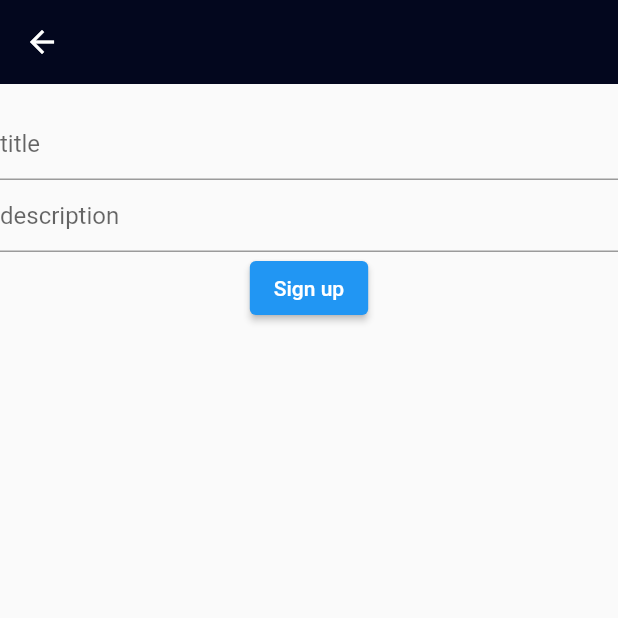
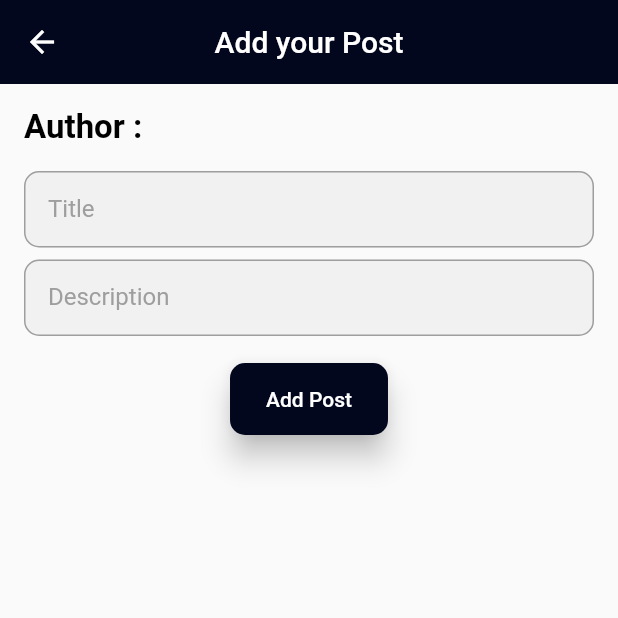
Before and after one commit to vansh132/technozia, a Flutter app: the AddPostScreen screen opened by its route, on a phone screen of 412 x 824 dp, the top half of it. Run offline on Flutter 3.47's test engine with Material 2 defaults, Android fonts, the light colour scheme and no system bars; our stand-ins replace carousel_slider, dotted_border, file_picker, shared_preferences; missing offline and left inert: cloudinary_public; accounts and stored records are empty.

Commit message:
add post ui finished

```diff
--- a/lib/screens/admin-screens/posts/add_post_screen.dart
+++ b/lib/screens/admin-screens/posts/add_post_screen.dart
@@ -1,5 +1,6 @@
 import 'package:flutter/material.dart';
 import 'package:provider/provider.dart';
+import 'package:technozia/constants/global_variables.dart';
 import 'package:technozia/providers/user_provider.dart';
 import 'package:technozia/services/auth_services.dart';
 
@@ -36,23 +37,69 @@ class _AddPostScreenState extends State<AddPostScreen> {
   Widget build(BuildContext context) {
     final user = Provider.of<UserProvider>(context).user;
     return Scaffold(
-        appBar: AppBar(),
-        body: SingleChildScrollView(
+        appBar: AppBar(
+          title: const Text("Add your Post"),
+          centerTitle: true,
+        ),
+        body: Container(
+          padding: const EdgeInsets.all(16),
           child: Form(
             key: _addPostFormKey,
             child: Column(
               children: [
-                //To-do: user full name - for ui reference
-                Text(
-                  user.fullName,
-                  style: const TextStyle(
-                    color: Colors.black,
+                SizedBox(
+                  width: double.infinity,
+                  child: Row(
+                    children: [
+                      const Text(
+                        "Author : ",
+                        style: TextStyle(
+                          fontWeight: FontWeight.bold,
+                          color: Colors.black,
+                          fontSize: 22,
+                        ),
+                      ),
+                      Text(
+                        user.fullName,
+                        style: const TextStyle(
+                          color: Colors.black,
+                          fontWeight: FontWeight.w600,
+                          fontSize: 22,
+                        ),
+                      ),
+                      /* Text(
+                        user.type,
+                        style: const TextStyle(
+                          color: Colors.black,
+                        ),
+                      ), */
+                    ],
                   ),
+                ),
+                const SizedBox(
+                  height: 16,
                 ),
                 TextFormField(
                   controller: _title,
-                  decoration: const InputDecoration(
-                    hintText: 'title',
+                  decoration: InputDecoration(
+                    labelText: 'Title',
+                    labelStyle: const TextStyle(
+                      color: Colors.grey,
+                      fontSize: 16.0,
+                    ),
+                    enabledBorder: OutlineInputBorder(
+                      borderSide: const BorderSide(color: Colors.grey),
+                      borderRadius: BorderRadius.circular(10.0),
+                    ),
+                    focusedBorder: OutlineInputBorder(
+                      borderSide:
+                          BorderSide(color: GlobalVariables.primaryColor),
+                      borderRadius: BorderRadius.circular(10.0),
+                    ),
+                    filled: true,
+                    fillColor: Colors.grey.withOpacity(0.1),
+                    contentPadding: const EdgeInsets.symmetric(
+                        vertical: 16.0, horizontal: 16.0),
                   ),
                   validator: (val) {
                     if (val == null || val.isEmpty) {
@@ -61,10 +108,30 @@ class _AddPostScreenState extends State<AddPostScreen> {
                     return null;
                   },
                 ),
+                const SizedBox(
+                  height: 8,
+                ),
                 TextFormField(
                   controller: _description,
-                  decoration: const InputDecoration(
-                    hintText: 'description',
+                  decoration: InputDecoration(
+                    labelText: 'Description',
+                    labelStyle: const TextStyle(
+                      color: Colors.grey,
+                      fontSize: 16.0,
+                    ),
+                    enabledBorder: OutlineInputBorder(
+                      borderSide: const BorderSide(color: Colors.grey),
+                      borderRadius: BorderRadius.circular(10.0),
+                    ),
+                    focusedBorder: OutlineInputBorder(
+                      borderSide:
+                          BorderSide(color: GlobalVariables.primaryColor),
+                      borderRadius: BorderRadius.circular(10.0),
+                    ),
+                    filled: true,
+                    fillColor: Colors.grey.withOpacity(0.1),
+                    contentPadding: const EdgeInsets.symmetric(
+                        vertical: 16.0, horizontal: 16.0),
                   ),
                   validator: (val) {
                     if (val == null || val.isEmpty) {
@@ -73,14 +140,28 @@ class _AddPostScreenState extends State<AddPostScreen> {
                     return null;
                   },
                 ),
+                const SizedBox(
+                  height: 18,
+                ),
                 ElevatedButton(
                   onPressed: () {
                     if (_addPostFormKey.currentState!.validate()) {
                       onSubmit(context);
                     }
                   },
+                  style: ElevatedButton.styleFrom(
+                    foregroundColor: Colors.white,
+                    backgroundColor: GlobalVariables.primaryColor, // Text color
+                    elevation: 8, // Elevation (shadow)
+                    shape: RoundedRectangleBorder(
+                      borderRadius:
+                          BorderRadius.circular(10.0), // Rounded corners
+                    ),
+                    padding: const EdgeInsets.symmetric(
+                        vertical: 16.0, horizontal: 24.0), // Button padding
+                  ),
                   child: const Text(
-                    "Sign up",
+                    "Add Post",
                   ),
                 ),
               ],
```
